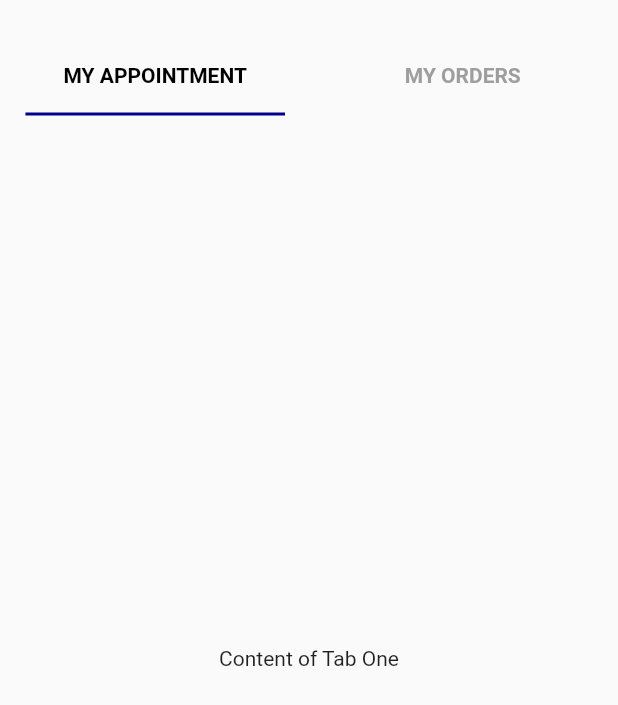
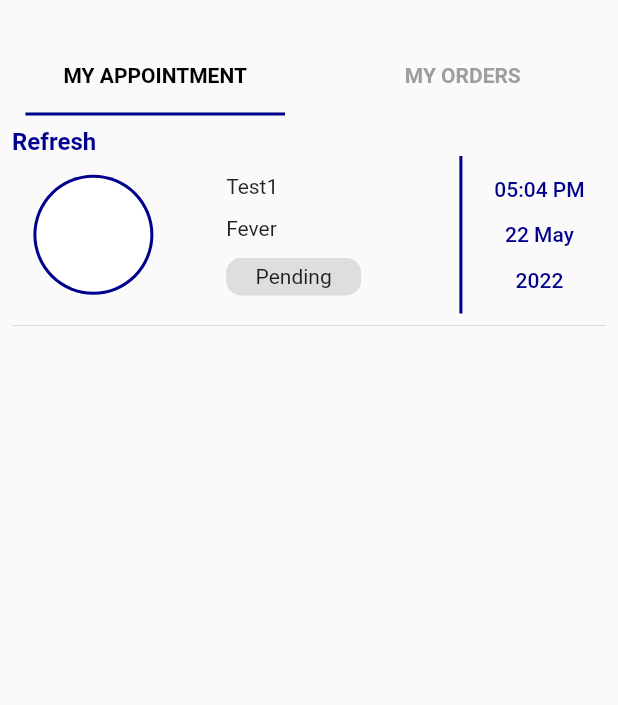
Before and after one commit to ankitwadhwa615/panaux, a Flutter app: the OrdersManagement screen opened directly, on a phone screen of 412 x 824 dp. Shown: the top 705 px of the screen. Run offline on Flutter 3.47's test engine with Material 2 defaults, Android fonts, the phone set to English and light mode, and no system bars; our stand-ins replace dio, flutter_html, fluttertoast, geolocator, get, hive and 4 more; accounts and stored records are empty.

Commit message:
orders_management

```diff
--- a/lib/screens/orders/orders_management.dart
+++ b/lib/screens/orders/orders_management.dart
@@ -1,6 +1,8 @@
 import 'package:get/get.dart';
 import 'package:flutter/material.dart';
 import 'package:panaux_customer/commons/constants.dart';
+import 'package:panaux_customer/screens/orders/widgets/appointment_details/appointment_details.dart';
+import 'package:panaux_customer/screens/orders/widgets/order_details/order_details.dart';
 
 class OrdersManagement extends StatefulWidget {
   const OrdersManagement({Key? key}) : super(key: key);
@@ -12,26 +14,24 @@ class OrdersManagement extends StatefulWidget {
 class _OrdersManagementState extends State<OrdersManagement>
     with TickerProviderStateMixin {
   static final List<Widget> _tabs = [
-     SizedBox(
+    SizedBox(
       height: 50,
       width: Get.width * 0.42,
-      child: const Center(child: Text('MY APPOINTMENT',textAlign: TextAlign.center)),
+      child: const Center(
+          child: Text('MY APPOINTMENT', textAlign: TextAlign.center)),
     ),
-     SizedBox(
+    SizedBox(
       height: 50,
       width: Get.width * 0.42,
-      child: const Center(child: Text('MY ORDERS',textAlign: TextAlign.center,)),
+      child: const Center(
+          child: Text(
+        'MY ORDERS',
+        textAlign: TextAlign.center,
+      )),
     ),
   ];
 
-  static const List<Widget> _views = [
-    Center(
-      child: Text('Content of Tab One'),
-    ),
-    Center(
-      child: Text('Content of Tab Two'),
-    ),
-  ];
+  static final List<Widget> _views = [appointments(), orders()];
 
   @override
   Widget build(BuildContext context) {
@@ -39,8 +39,7 @@ class _OrdersManagementState extends State<OrdersManagement>
       length: 2,
       child: Scaffold(
         body: SingleChildScrollView(
-          child:
-              Column( children: [
+          child: Column(children: [
             const SizedBox(
               height: 25,
             ),
@@ -59,8 +58,8 @@ class _OrdersManagementState extends State<OrdersManagement>
             ),
             SizedBox(
               height: Get.height - 100,
-              child: const TabBarView(
-                physics: BouncingScrollPhysics(),
+              child: TabBarView(
+                physics: const BouncingScrollPhysics(),
                 children: _views,
               ),
             ),
@@ -70,3 +69,149 @@ class _OrdersManagementState extends State<OrdersManagement>
     );
   }
 }
+
+Widget appointments() {
+  return Padding(
+    padding: const EdgeInsets.all(8.0),
+    child: Column(crossAxisAlignment: CrossAxisAlignment.start, children: [
+      Text(
+        'Refresh',
+        style: TextStyle(
+            color: primaryColor, fontSize: 16, fontWeight: FontWeight.w600),
+      ),
+      GestureDetector(
+        onTap: () {
+          Get.to(const AppointmentDetails());
+        },
+        child: Container(
+          height: 105,
+          width: Get.width,
+          color: Colors.transparent,
+          child: Row(
+            crossAxisAlignment: CrossAxisAlignment.center,
+            mainAxisAlignment: MainAxisAlignment.spaceEvenly,
+            children: [
+              CircleAvatar(
+                  child: const CircleAvatar(
+                      backgroundColor: Colors.white, radius: 38),
+                  backgroundColor: primaryColor,
+                  radius: 40),
+              const SizedBox(
+                width: 20,
+              ),
+              Column(
+                crossAxisAlignment: CrossAxisAlignment.start,
+                mainAxisAlignment: MainAxisAlignment.spaceEvenly,
+                children: [
+                  const Text('Test1'),
+                  const Text("Fever"),
+                  Container(
+                    height: 25,
+                    width: 90,
+                    decoration: BoxDecoration(
+                        borderRadius: BorderRadius.circular(10),
+                        color: Colors.grey.withOpacity(0.3)),
+                    child: const Center(
+                      child: Text('Pending'),
+                    ),
+                  )
+                ],
+              ),
+              const SizedBox(
+                width: 30,
+              ),
+              VerticalDivider(
+                thickness: 2,
+                color: primaryColor,
+              ),
+              Column(
+                mainAxisAlignment: MainAxisAlignment.spaceEvenly,
+                children: [
+                  Text(
+                    '05:04 PM',
+                    style: TextStyle(
+                        color: primaryColor,
+                        fontSize: 14,
+                        fontWeight: FontWeight.w500),
+                  ),
+                  Text(
+                    "22 May",
+                    style: TextStyle(
+                        color: primaryColor,
+                        fontSize: 14,
+                        fontWeight: FontWeight.w500),
+                  ),
+                  Text(
+                    '2022',
+                    style: TextStyle(
+                        color: primaryColor,
+                        fontSize: 14,
+                        fontWeight: FontWeight.w500),
+                  )
+                ],
+              ),
+            ],
+          ),
+        ),
+      ),
+      const Divider()
+    ]),
+  );
+}
+
+Widget orders() {
+  return Padding(
+    padding: const EdgeInsets.all(8.0),
+    child: Column(crossAxisAlignment: CrossAxisAlignment.start, children: [
+      Text(
+        'Refresh',
+        style: TextStyle(
+            color: primaryColor, fontSize: 16, fontWeight: FontWeight.w600),
+      ),
+      GestureDetector(
+        onTap: () {
+          Get.to(const OrderDetails());
+        },
+        child: Container(
+          height: 105,
+          width: Get.width,
+          color: Colors.transparent,
+          child: Row(
+            crossAxisAlignment: CrossAxisAlignment.center,
+            mainAxisAlignment: MainAxisAlignment.spaceEvenly,
+            children: [
+              CircleAvatar(
+                  child: CircleAvatar(
+                      backgroundColor: Colors.white,
+                      radius: 28,
+                      child: SizedBox(
+                        height: 40,
+                        child: Center(
+                            child: Image.asset('assets/images/tablet.png')),
+                      )),
+                  backgroundColor: Colors.black,
+                  radius: 29),
+              const SizedBox(
+                width: 20,
+              ),
+              Column(
+                crossAxisAlignment: CrossAxisAlignment.start,
+                mainAxisAlignment: MainAxisAlignment.spaceEvenly,
+                children: const [
+                  Text('Order Id : 627cvhghjhbbjhgh547688989bj'),
+                  Text("Pharmacy: Panaux Pharmacy"),
+                  Text("05 May-2022 11:40"),
+                  SizedBox(
+                    height: 10,
+                  ),
+                  Text("status: NEW"),
+                ],
+              ),
+            ],
+          ),
+        ),
+      ),
+      const Divider()
+    ]),
+  );
+}
--- a/lib/screens/orders/widgets/order_details/order_details.dart
+++ b/lib/screens/orders/widgets/order_details/order_details.dart
@@ -123,7 +123,9 @@ class _OrderDetailsState extends State<OrderDetails> {
               ),
               const SizedBox(height: 20,),
               MaterialButton(
-                onPressed: () {},
+                onPressed: () {
+                  Get.back();
+                },
                 child: const Text(
                   'CANCEL',
                   style: TextStyle(color: Colors.white),
```
